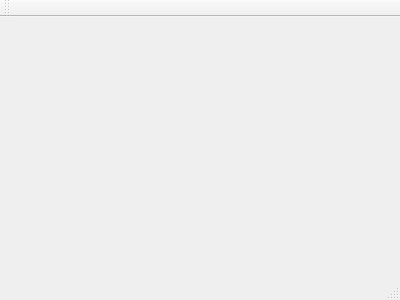
This is Calculator/mainwindow.ui in tqqqqt/SimpleCalculator as Qt 5 draws it before an edit. The edited form follows.
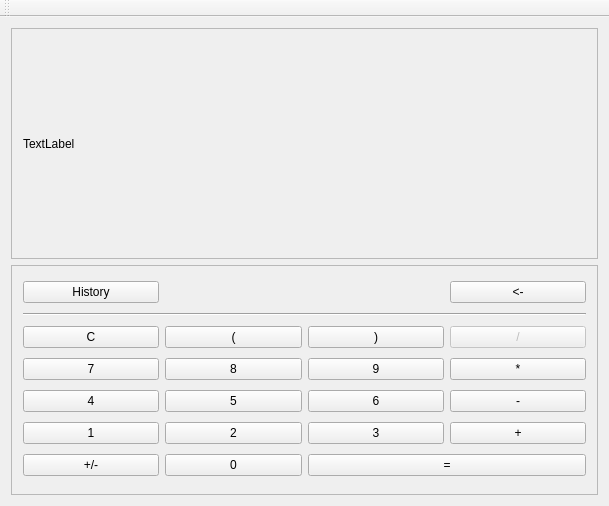
This is the edited form.

What changed in the file:
```diff
--- a/Calculator/mainwindow.ui
+++ b/Calculator/mainwindow.ui
@@ -1,24 +1,292 @@
 <ui version="4.0">
  <class>MainWindow</class>
- <widget class="QMainWindow" name="MainWindow" >
-  <property name="geometry" >
+ <widget class="QMainWindow" name="MainWindow">
+  <property name="geometry">
    <rect>
     <x>0</x>
     <y>0</y>
-    <width>400</width>
-    <height>300</height>
+    <width>609</width>
+    <height>506</height>
    </rect>
   </property>
   <property name="windowTitle" >
    <string>MainWindow</string>
   </property>
-  <widget class="QMenuBar" name="menuBar" />
-  <widget class="QToolBar" name="mainToolBar" />
-  <widget class="QWidget" name="centralWidget" />
-  <widget class="QStatusBar" name="statusBar" />
+  <widget class="QWidget" name="centralWidget">
+   <layout class="QVBoxLayout" name="verticalLayout">
+    <item>
+     <widget class="QFrame" name="frame">
+      <property name="frameShape">
+       <enum>QFrame::StyledPanel</enum>
+      </property>
+      <property name="frameShadow">
+       <enum>QFrame::Raised</enum>
+      </property>
+      <layout class="QVBoxLayout" name="verticalLayout_2">
+       <item>
+        <widget class="QLabel" name="label">
+         <property name="text">
+          <string>TextLabel</string>
+         </property>
+         <property name="wordWrap">
+          <bool>false</bool>
+         </property>
+        </widget>
+       </item>
+      </layout>
+     </widget>
+    </item>
+    <item>
+     <widget class="QFrame" name="frame_2">
+      <property name="frameShape">
+       <enum>QFrame::StyledPanel</enum>
+      </property>
+      <property name="frameShadow">
+       <enum>QFrame::Raised</enum>
+      </property>
+      <layout class="QGridLayout" name="gridLayout">
+       <item row="6" column="2" colspan="2">
+        <widget class="QPushButton" name="pushButton_res">
+         <property name="text">
+          <string>=</string>
+         </property>
+         <property name="shortcut">
+          <string>Return</string>
+         </property>
+        </widget>
+       </item>
+       <item row="6" column="1">
+        <widget class="QPushButton" name="pushButton_n0">
+         <property name="text">
+          <string>0</string>
+         </property>
+         <property name="shortcut">
+          <string>0</string>
+         </property>
+        </widget>
+       </item>
+       <item row="2" column="0">
+        <widget class="QPushButton" name="pushButton_clear">
+         <property name="text">
+          <string>C</string>
+         </property>
+         <property name="shortcut">
+          <string>Del</string>
+         </property>
+        </widget>
+       </item>
+       <item row="5" column="0">
+        <widget class="QPushButton" name="pushButton_n1">
+         <property name="text">
+          <string>1</string>
+         </property>
+         <property name="shortcut">
+          <string>1</string>
+         </property>
+        </widget>
+       </item>
+       <item row="2" column="2">
+        <widget class="QPushButton" name="pushButton_close">
+         <property name="text">
+          <string>)</string>
+         </property>
+         <property name="shortcut">
+          <string>)</string>
+         </property>
+        </widget>
+       </item>
+       <item row="4" column="3">
+        <widget class="QPushButton" name="pushButton_minus">
+         <property name="text">
+          <string>-</string>
+         </property>
+         <property name="shortcut">
+          <string>-</string>
+         </property>
+        </widget>
+       </item>
+       <item row="2" column="1">
+        <widget class="QPushButton" name="pushButton_open">
+         <property name="text">
+          <string>(</string>
+         </property>
+         <property name="shortcut">
+          <string>(</string>
+         </property>
+        </widget>
+       </item>
+       <item row="0" column="3">
+        <widget class="QPushButton" name="pushButton_delLast">
+         <property name="text">
+          <string>&lt;-</string>
+         </property>
+         <property name="shortcut">
+          <string>Backspace</string>
+         </property>
+        </widget>
+       </item>
+       <item row="5" column="2">
+        <widget class="QPushButton" name="pushButton_n3">
+         <property name="text">
+          <string>3</string>
+         </property>
+         <property name="shortcut">
+          <string>3</string>
+         </property>
+        </widget>
+       </item>
+       <item row="4" column="1">
+        <widget class="QPushButton" name="pushButton_n5">
+         <property name="text">
+          <string>5</string>
+         </property>
+         <property name="shortcut">
+          <string>5</string>
+         </property>
+        </widget>
+       </item>
+       <item row="4" column="2">
+        <widget class="QPushButton" name="pushButton_n6">
+         <property name="text">
+          <string>6</string>
+         </property>
+         <property name="shortcut">
+          <string>6</string>
+         </property>
+        </widget>
+       </item>
+       <item row="3" column="0">
+        <widget class="QPushButton" name="pushButton_n7">
+         <property name="text">
+          <string>7</string>
+         </property>
+         <property name="shortcut">
+          <string>7</string>
+         </property>
+        </widget>
+       </item>
+       <item row="3" column="1">
+        <widget class="QPushButton" name="pushButton_n8">
+         <property name="text">
+          <string>8</string>
+         </property>
+         <property name="shortcut">
+          <string>8</string>
+         </property>
+        </widget>
+       </item>
+       <item row="0" column="0">
+        <widget class="QPushButton" name="pushButton_history">
+         <property name="text">
+          <string>History</string>
+         </property>
+        </widget>
+       </item>
+       <item row="3" column="3">
+        <widget class="QPushButton" name="pushButton_mull">
+         <property name="enabled">
+          <bool>true</bool>
+         </property>
+         <property name="text">
+          <string>*</string>
+         </property>
+         <property name="shortcut">
+          <string>*</string>
+         </property>
+        </widget>
+       </item>
+       <item row="2" column="3">
+        <widget class="QPushButton" name="pushButton_devide">
+         <property name="enabled">
+          <bool>false</bool>
+         </property>
+         <property name="text">
+          <string>/</string>
+         </property>
+         <property name="shortcut">
+          <string>/</string>
+         </property>
+        </widget>
+       </item>
+       <item row="3" column="2">
+        <widget class="QPushButton" name="pushButton_n9">
+         <property name="text">
+          <string>9</string>
+         </property>
+         <property name="shortcut">
+          <string>9</string>
+         </property>
+        </widget>
+       </item>
+       <item row="4" column="0">
+        <widget class="QPushButton" name="pushButton_n4">
+         <property name="text">
+          <string>4</string>
+         </property>
+         <property name="shortcut">
+          <string>4</string>
+         </property>
+        </widget>
+       </item>
+       <item row="5" column="1">
+        <widget class="QPushButton" name="pushButton_n2">
+         <property name="text">
+          <string>2</string>
+         </property>
+         <property name="shortcut">
+          <string>2</string>
+         </property>
+        </widget>
+       </item>
+       <item row="5" column="3">
+        <widget class="QPushButton" name="pushButton_pluss">
+         <property name="text">
+          <string>+</string>
+         </property>
+         <property name="shortcut">
+          <string>+</string>
+         </property>
+        </widget>
+       </item>
+       <item row="6" column="0">
+        <widget class="QPushButton" name="pushButton_znak">
+         <property name="text">
+          <string>+/-</string>
+         </property>
+        </widget>
+       </item>
+       <item row="1" column="0" colspan="4">
+        <widget class="Line" name="line">
+         <property name="orientation">
+          <enum>Qt::Horizontal</enum>
+         </property>
+        </widget>
+       </item>
+      </layout>
+     </widget>
+    </item>
+   </layout>
+  </widget>
+  <widget class="QMenuBar" name="menuBar">
+   <property name="geometry">
+    <rect>
+     <x>0</x>
+     <y>0</y>
+     <width>609</width>
+     <height>26</height>
+    </rect>
+   </property>
+  </widget>
+  <widget class="QToolBar" name="mainToolBar">
+   <attribute name="toolBarArea">
+    <enum>TopToolBarArea</enum>
+   </attribute>
+   <attribute name="toolBarBreak">
+    <bool>false</bool>
+   </attribute>
+  </widget>
  </widget>
- <layoutDefault spacing="6" margin="11" />
- <pixmapfunction></pixmapfunction>
+ <layoutdefault spacing="6" margin="11"/>
  <resources/>
  <connections/>
 </ui>
```
Left out of the diff: 5 changed lines with no effect on the pictures.
